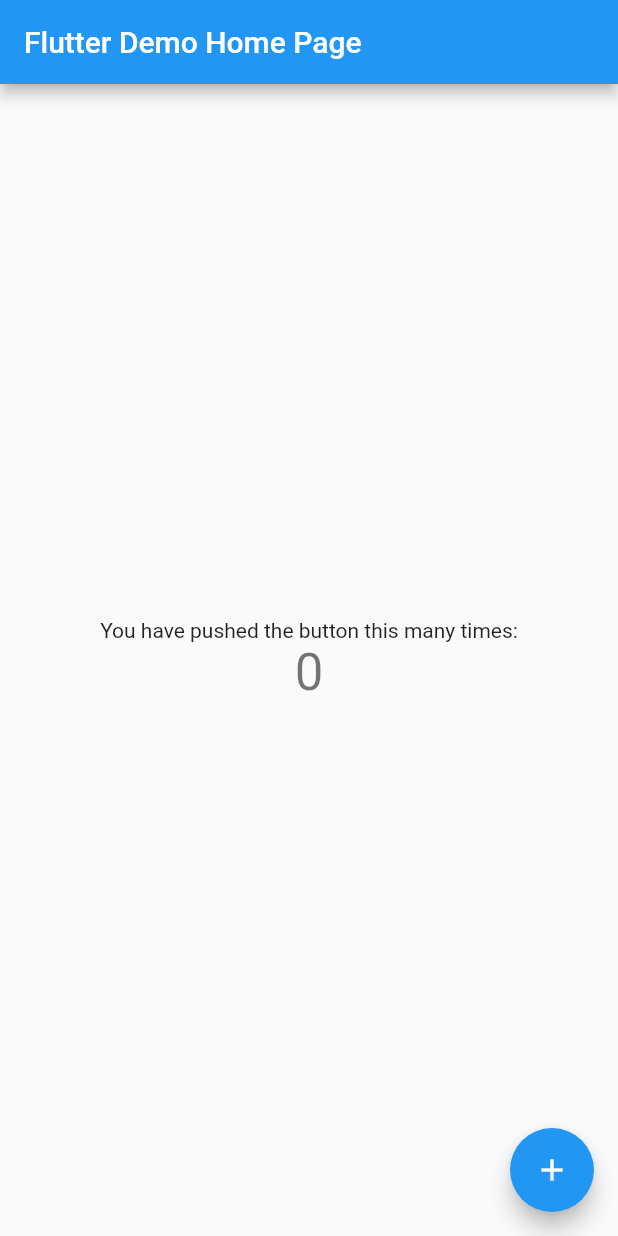
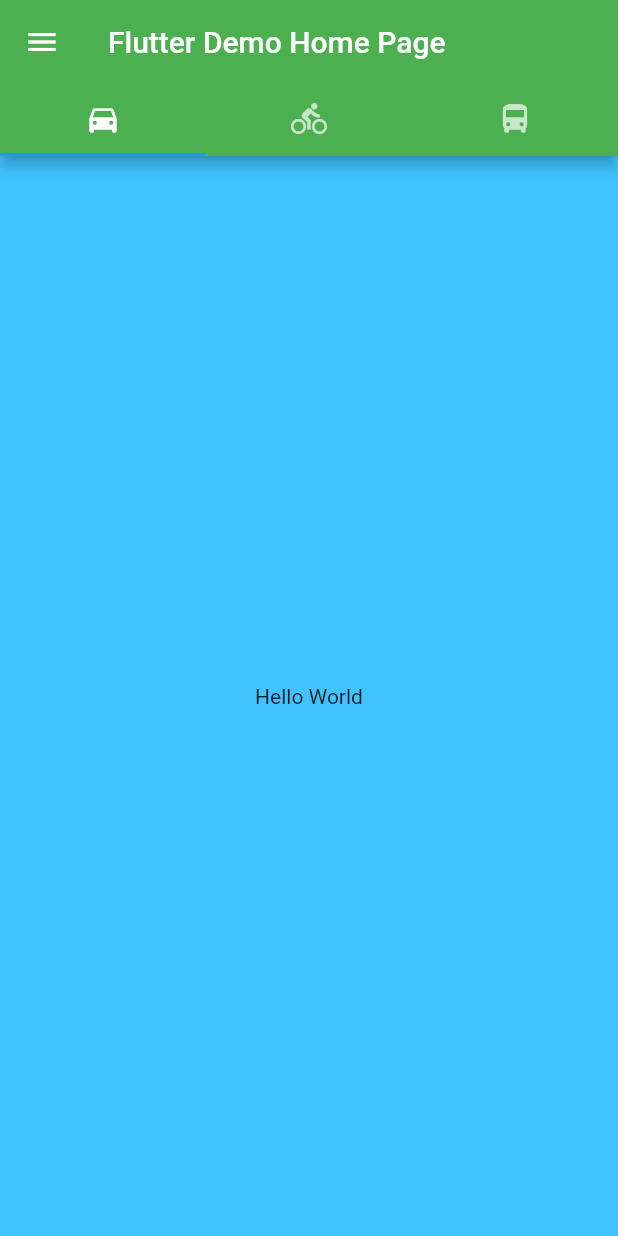
Before and after one commit to RusiruChathushanaka/my_first_flutter, a Flutter app: the screen it shows after launch, on a phone screen of 412 x 824 dp. Run offline on Flutter 3.47's test engine with Material 2 defaults, Android fonts, the phone set to English and light mode, and no system bars.

Commit message:
Some Editions for code

```diff
--- a/lib/main.dart
+++ b/lib/main.dart
@@ -9,7 +9,6 @@ class MyApp extends StatelessWidget {
     return MaterialApp(
       title: 'Flutter Demo',
       theme: ThemeData(
-
         primarySwatch: Colors.blue,
       ),
       home: MyHomePage(title: 'Flutter Demo Home Page'),
@@ -30,40 +29,85 @@ class _MyHomePageState extends State<MyHomePage> {
 
   void _incrementCounter() {
     setState(() {
-
-      _counter=_counter+2;
+      _counter = _counter + 2;
     });
   }
 
   @override
   Widget build(BuildContext context) {
+    return DefaultTabController(
+      length: 3,
+      child: Scaffold(
+        backgroundColor: Colors.lightBlueAccent,
+        drawer: Drawer(
+          child: ListView(
+            padding: EdgeInsets.zero,
+            children: <Widget>[
+              DrawerHeader(
+                child: Text("Drawer Header"),
+                decoration: BoxDecoration(color: Colors.purple),
+              ),
+              ListTile(
+                title: Text("item 1"),
+                leading: Icon(Icons.print),
+                onTap: () {},
+              ),
+              ListTile(
+                title: Text("Back"),
+                leading: Icon(Icons.arrow_back),
+                onTap: () {
+                  Navigator.pop(context);
+                },
+              ),
+            ],
+          ),
+        ),
+        appBar: AppBar(
+          bottom: TabBar(
+            tabs: <Widget>[
+              Tab(
+                icon: Icon(Icons.directions_car),
+              ),
+              Tab(
+                icon: Icon(Icons.directions_bike),
+              ),
+              Tab(
+                icon: Icon(Icons.directions_bus),
+              )
+            ],
+          ),
+          title: Text(widget.title),
+          backgroundColor: Colors.green,
+        ),
+        body:
+//        Center(
+//          child:
+//          Column(
+//            mainAxisAlignment: MainAxisAlignment.center,
+//            children: <Widget>[
+//              Text(
+//                'You have pushed the button this many times:',
+//              ),
+//              Text(
+//                '$_counter',
+//                style: Theme.of(context).textTheme.display1,
+//              ),
+              TabBarView(
+                children: <Widget>[
+                  Center(child: Text("Hello World")),
+                  Icon(Icons.directions_bike),
+                  Icon(Icons.directions_bus),
+                ],
+              ),
+//            ],
+          ),
+        );
+//        floatingActionButton: FloatingActionButton(
+//          onPressed: _incrementCounter,
+//          tooltip: 'Increment',
+//          child: Icon(Icons.add),
+//        ), // This trailing comma makes auto-formatting nicer for build methods.
 
-    return Scaffold(
-      appBar: AppBar(
 
-        title: Text(widget.title),
-      ),
-      body: Center(
-
-        child: Column(
-
-          mainAxisAlignment: MainAxisAlignment.center,
-          children: <Widget>[
-            Text(
-              'You have pushed the button this many times:',
-            ),
-            Text(
-              '$_counter',
-              style: Theme.of(context).textTheme.display1,
-            ),
-          ],
-        ),
-      ),
-      floatingActionButton: FloatingActionButton(
-        onPressed: _incrementCounter,
-        tooltip: 'Increment',
-        child: Icon(Icons.add),
-      ), // This trailing comma makes auto-formatting nicer for build methods.
-    );
   }
 }
```
